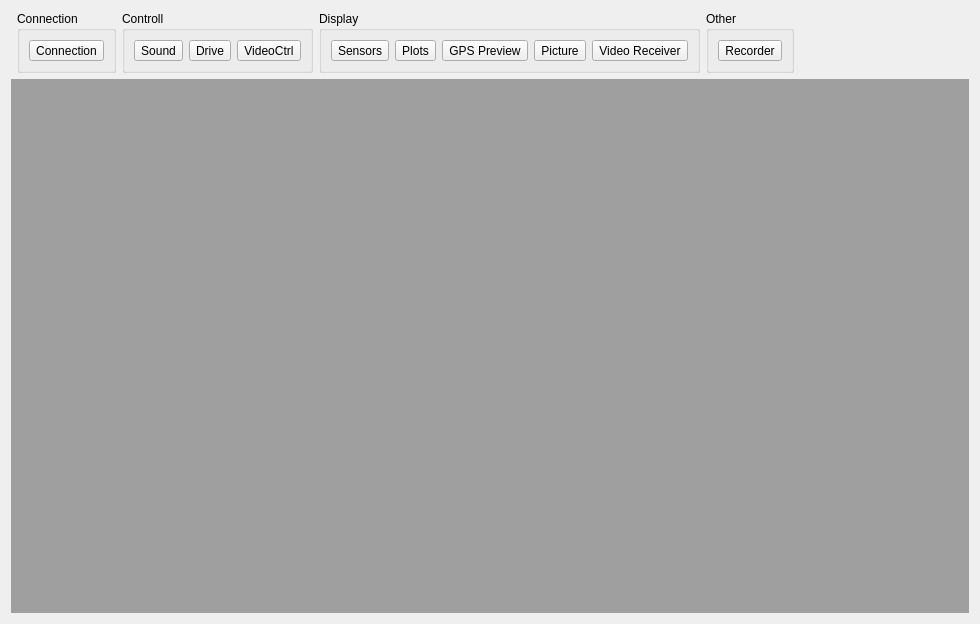
First picture: the form in software/DesktopClient/DesktopClient/Forms/CtrlPanelForm.ui, repository ddomurad/mibot, before the edit.
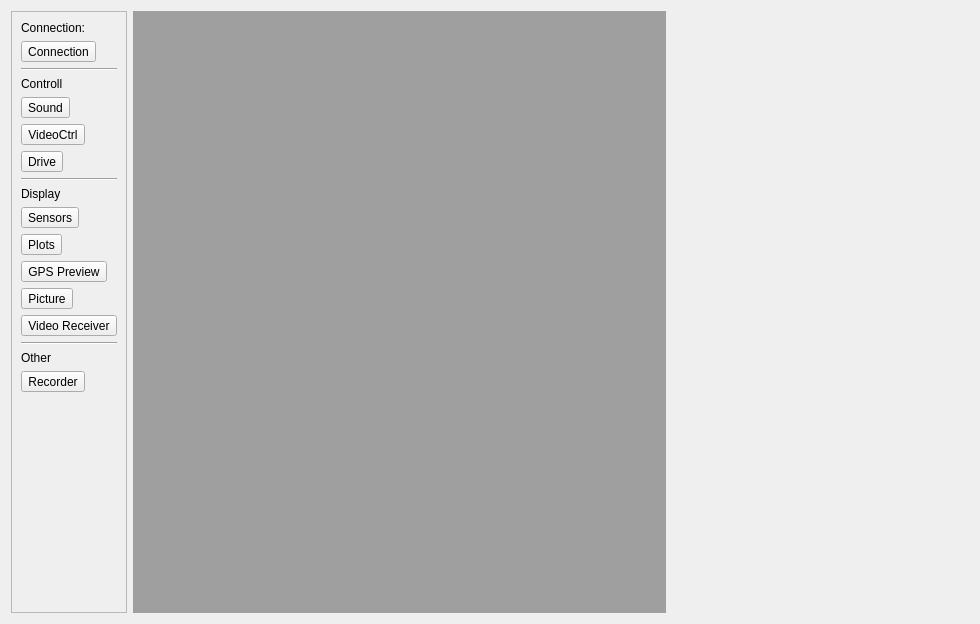
Second picture: the form after the edit.

Patch:
```diff
--- a/software/DesktopClient/DesktopClient/Forms/CtrlPanelForm.ui
+++ b/software/DesktopClient/DesktopClient/Forms/CtrlPanelForm.ui
@@ -13,82 +13,155 @@
   <property name="windowTitle">
    <string>Form</string>
   </property>
-  <layout class="QGridLayout" name="gridLayout">
-   <item row="0" column="2">
-    <widget class="QGroupBox" name="groupBox_2">
-     <property name="title">
-      <string>Controll</string>
+  <layout class="QHBoxLayout" name="horizontalLayout">
+   <item>
+    <widget class="QFrame" name="frame">
+     <property name="frameShape">
+      <enum>QFrame::StyledPanel</enum>
      </property>
-     <layout class="QGridLayout" name="gridLayout_3">
-      <item row="0" column="0">
+     <property name="frameShadow">
+      <enum>QFrame::Raised</enum>
+     </property>
+     <layout class="QVBoxLayout" name="verticalLayout_5">
+      <item>
+       <widget class="QLabel" name="label">
+        <property name="text">
+         <string>Connection:</string>
+        </property>
+       </widget>
+      </item>
+      <item>
+       <widget class="QToolButton" name="toolButton_connection">
+        <property name="text">
+         <string>Connection</string>
+        </property>
+       </widget>
+      </item>
+      <item>
+       <widget class="Line" name="line_3">
+        <property name="orientation">
+         <enum>Qt::Horizontal</enum>
+        </property>
+       </widget>
+      </item>
+      <item>
+       <widget class="QLabel" name="label_2">
+        <property name="text">
+         <string>Controll</string>
+        </property>
+       </widget>
+      </item>
+      <item>
        <widget class="QToolButton" name="toolButton_sound">
         <property name="text">
          <string>Sound</string>
         </property>
        </widget>
       </item>
-      <item row="0" column="1">
-       <widget class="QToolButton" name="toolButton_drive">
-        <property name="text">
-         <string>Drive</string>
-        </property>
-       </widget>
-      </item>
-      <item row="0" column="2">
+      <item>
        <widget class="QToolButton" name="toolButton_video_controll">
         <property name="text">
          <string>VideoCtrl</string>
         </property>
        </widget>
       </item>
-     </layout>
-    </widget>
-   </item>
-   <item row="0" column="3">
-    <widget class="QGroupBox" name="groupBox_3">
-     <property name="title">
-      <string>Display</string>
-     </property>
-     <layout class="QGridLayout" name="gridLayout_4">
-      <item row="0" column="4">
-       <widget class="QToolButton" name="toolButton">
+      <item>
+       <widget class="QToolButton" name="toolButton_drive">
         <property name="text">
-         <string>Video Receiver</string>
+         <string>Drive</string>
         </property>
        </widget>
       </item>
-      <item row="0" column="0">
+      <item>
+       <widget class="Line" name="line_2">
+        <property name="orientation">
+         <enum>Qt::Horizontal</enum>
+        </property>
+       </widget>
+      </item>
+      <item>
+       <widget class="QLabel" name="label_3">
+        <property name="text">
+         <string>Display</string>
+        </property>
+       </widget>
+      </item>
+      <item>
        <widget class="QToolButton" name="toolButton_sensors">
         <property name="text">
          <string>Sensors</string>
         </property>
        </widget>
       </item>
-      <item row="0" column="1">
+      <item>
        <widget class="QToolButton" name="toolButton_plots">
         <property name="text">
          <string>Plots</string>
         </property>
        </widget>
       </item>
-      <item row="0" column="2">
+      <item>
        <widget class="QToolButton" name="toolButton_2">
         <property name="text">
          <string>GPS Preview</string>
         </property>
        </widget>
       </item>
-      <item row="0" column="3">
+      <item>
        <widget class="QToolButton" name="toolButton_pict">
         <property name="text">
          <string>Picture</string>
         </property>
        </widget>
       </item>
+      <item>
+       <widget class="QToolButton" name="toolButton">
+        <property name="text">
+         <string>Video Receiver</string>
+        </property>
+       </widget>
+      </item>
+      <item>
+       <widget class="Line" name="line">
+        <property name="orientation">
+         <enum>Qt::Horizontal</enum>
+        </property>
+       </widget>
+      </item>
+      <item>
+       <widget class="QLabel" name="label_4">
+        <property name="text">
+         <string>Other</string>
+        </property>
+       </widget>
+      </item>
+      <item>
+       <widget class="QToolButton" name="toolButton_recorder">
+        <property name="text">
+         <string>Recorder</string>
+        </property>
+       </widget>
+      </item>
+      <item>
+       <spacer name="verticalSpacer">
+        <property name="orientation">
+         <enum>Qt::Vertical</enum>
+        </property>
+        <property name="sizeHint" stdset="0">
+         <size>
+          <width>20</width>
+          <height>40</height>
+         </size>
+        </property>
+       </spacer>
+      </item>
      </layout>
     </widget>
    </item>
-   <item row="0" column="5">
+   <item>
+    <widget class="QMdiArea" name="mdiArea"/>
+   </item>
+   <item>
     <spacer name="horizontalSpacer">
      <property name="orientation">
       <enum>Qt::Horizontal</enum>
@@ -101,41 +174,6 @@
      </property>
     </spacer>
    </item>
-   <item row="0" column="1">
-    <widget class="QGroupBox" name="groupBox">
-     <property name="title">
-      <string>Connection</string>
-     </property>
-     <layout class="QGridLayout" name="gridLayout_2">
-      <item row="0" column="0">
-       <widget class="QToolButton" name="toolButton_connection">
-        <property name="text">
-         <string>Connection</string>
-        </property>
-       </widget>
-      </item>
-     </layout>
-    </widget>
-   </item>
-   <item row="2" column="0" colspan="10">
-    <widget class="QMdiArea" name="mdiArea"/>
-   </item>
-   <item row="0" column="4">
-    <widget class="QGroupBox" name="groupBox_4">
-     <property name="title">
-      <string>Other</string>
-     </property>
-     <layout class="QGridLayout" name="gridLayout_5">
-      <item row="0" column="0">
-       <widget class="QToolButton" name="toolButton_recorder">
-        <property name="text">
-         <string>Recorder</string>
-        </property>
-       </widget>
-      </item>
-     </layout>
-    </widget>
-   </item>
   </layout>
  </widget>
  <resources/>
```
